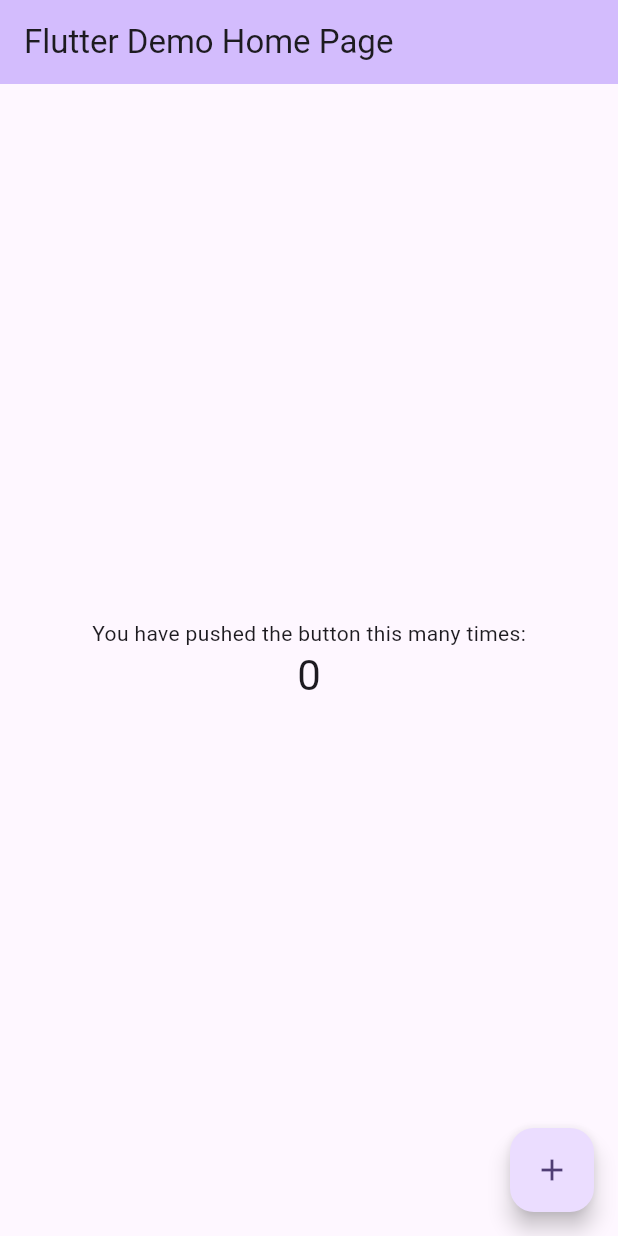
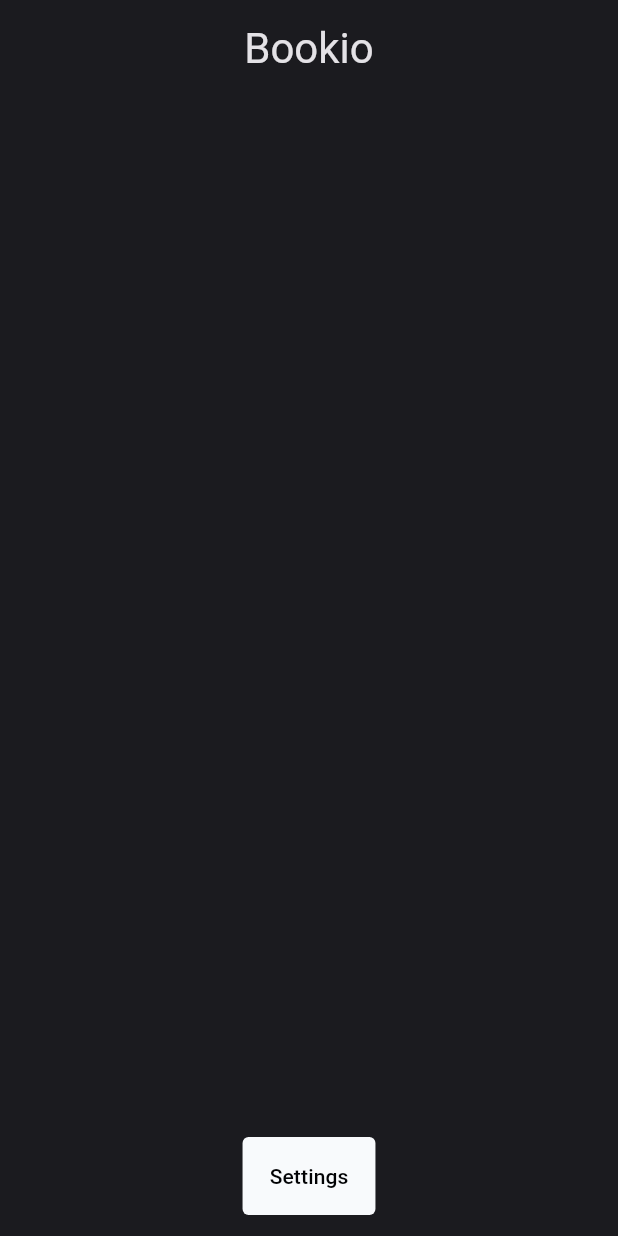
Before and after one commit to Awaddd/Flutter-rust-desktop, a Flutter app: the screen it shows after launch, on a phone screen of 412 x 824 dp. Run offline on Flutter 3.47's test engine with Material 2 defaults, Android fonts, the phone set to English and light mode, and no system bars; our stand-ins replace flutter_riverpod, go_router.

Commit message:
Add theme, state etc

```diff
--- /dev/null
+++ b/app/lib/components/atoms/button.dart
@@ -0,0 +1,47 @@
+import 'package:flutter/material.dart';
+import 'package:flutter_rust/utils/constants.dart';
+
+class Button extends StatelessWidget {
+  const Button({
+    super.key,
+    required this.text,
+    this.onPressed,
+    this.color,
+    this.icon,
+  });
+
+  final String text;
+  final void Function()? onPressed;
+  final Color? color;
+  final Icon? icon;
+
+  @override
+  Widget build(BuildContext context) {
+    if (icon != null) {
+      return FilledButton.icon(
+        onPressed: onPressed,
+        icon: icon!,
+        label: Text(text),
+        style: FilledButton.styleFrom(
+          padding: const EdgeInsets.symmetric(vertical: 16, horizontal: lg),
+          backgroundColor: color,
+          shape: const RoundedRectangleBorder(
+            borderRadius: BorderRadius.all(Radius.circular(xs)),
+          ),
+        ),
+      );
+    }
+
+    return FilledButton(
+      onPressed: onPressed,
+      style: FilledButton.styleFrom(
+        padding: const EdgeInsets.symmetric(vertical: 16, horizontal: lg),
+        backgroundColor: color,
+        shape: const RoundedRectangleBorder(
+          borderRadius: BorderRadius.all(Radius.circular(xs)),
+        ),
+      ),
+      child: Text(text),
+    );
+  }
+}
--- /dev/null
+++ b/app/lib/features/home/home.dart
@@ -0,0 +1,37 @@
+import 'package:flutter/material.dart';
+import 'package:flutter_rust/components/atoms/button.dart';
+import 'package:flutter_rust/utils/constants.dart';
+import 'package:go_router/go_router.dart';
+
+class Home extends StatelessWidget {
+  const Home({super.key});
+
+  @override
+  Widget build(BuildContext context) {
+    return Scaffold(
+      body: SafeArea(
+        child: Padding(
+          padding: const EdgeInsets.symmetric(vertical: md, horizontal: rl),
+          child: Column(
+            children: [
+              //
+              Row(
+                mainAxisAlignment: MainAxisAlignment.center,
+                children: [
+                  Text("Bookio", style: Theme.of(context).textTheme.headlineMedium),
+                ],
+              ),
+
+              const Spacer(),
+
+              Button(
+                onPressed: () => context.go('/settings'),
+                text: 'Settings',
+              ),
+            ],
+          ),
+        ),
+      ),
+    );
+  }
+}
--- /dev/null
+++ b/app/lib/features/settings/settings.dart
@@ -0,0 +1,22 @@
+import 'package:flutter/material.dart';
+import 'package:flutter_rust/utils/constants.dart';
+
+class Settings extends StatelessWidget {
+  const Settings({super.key});
+
+  @override
+  Widget build(BuildContext context) {
+    return const Scaffold(
+      body: SafeArea(
+        child: Padding(
+          padding: EdgeInsets.symmetric(vertical: md, horizontal: rl),
+          child: Column(
+            children: [
+              Text("Settings"),
+            ],
+          ),
+        ),
+      ),
+    );
+  }
+}
--- a/app/lib/main.dart
+++ b/app/lib/main.dart
@@ -1,125 +1,24 @@
 import 'package:flutter/material.dart';
+import 'package:flutter_riverpod/flutter_riverpod.dart';
+import 'package:flutter_rust/state/router.dart';
+import 'package:flutter_rust/utils/color_schemes.g.dart';
 
 void main() {
-  runApp(const MyApp());
+  runApp(const ProviderScope(child: MyApp()));
 }
 
-class MyApp extends StatelessWidget {
+class MyApp extends ConsumerWidget {
   const MyApp({super.key});
 
-  // This widget is the root of your application.
   @override
-  Widget build(BuildContext context) {
-    return MaterialApp(
-      title: 'Flutter Demo',
-      theme: ThemeData(
-        // This is the theme of your application.
-        //
-        // TRY THIS: Try running your application with "flutter run". You'll see
-        // the application has a blue toolbar. Then, without quitting the app,
-        // try changing the seedColor in the colorScheme below to Colors.green
-        // and then invoke "hot reload" (save your changes or press the "hot
-        // reload" button in a Flutter-supported IDE, or press "r" if you used
-        // the command line to start the app).
-        //
-        // Notice that the counter didn't reset back to zero; the application
-        // state is not lost during the reload. To reset the state, use hot
-        // restart instead.
-        //
-        // This works for code too, not just values: Most code changes can be
-        // tested with just a hot reload.
-        colorScheme: ColorScheme.fromSeed(seedColor: Colors.deepPurple),
-        useMaterial3: true,
-      ),
-      home: const MyHomePage(title: 'Flutter Demo Home Page'),
+  Widget build(BuildContext context, WidgetRef ref) {
+    final goRouter = ref.watch(goRouterProvider);
+
+    return MaterialApp.router(
+      title: 'Flutter Rust',
+      debugShowCheckedModeBanner: false,
+      routerConfig: goRouter,
+      theme: ThemeData(useMaterial3: true, colorScheme: colorScheme),
     );
   }
 }
-
-class MyHomePage extends StatefulWidget {
-  const MyHomePage({super.key, required this.title});
-
-  // This widget is the home page of your application. It is stateful, meaning
-  // that it has a State object (defined below) that contains fields that affect
-  // how it looks.
-
-  // This class is the configuration for the state. It holds the values (in this
-  // case the title) provided by the parent (in this case the App widget) and
-  // used by the build method of the State. Fields in a Widget subclass are
-  // always marked "final".
-
-  final String title;
-
-  @override
-  State<MyHomePage> createState() => _MyHomePageState();
-}
-
-class _MyHomePageState extends State<MyHomePage> {
-  int _counter = 0;
-
-  void _incrementCounter() {
-    setState(() {
-      // This call to setState tells the Flutter framework that something has
-      // changed in this State, which causes it to rerun the build method below
-      // so that the display can reflect the updated values. If we changed
-      // _counter without calling setState(), then the build method would not be
-      // called again, and so nothing would appear to happen.
-      _counter++;
-    });
-  }
-
-  @override
-  Widget build(BuildContext context) {
-    // This method is rerun every time setState is called, for instance as done
-    // by the _incrementCounter method above.
-    //
-    // The Flutter framework has been optimized to make rerunning build methods
-    // fast, so that you can just rebuild anything that needs updating rather
-    // than having to individually change instances of widgets.
-    return Scaffold(
-      appBar: AppBar(
-        // TRY THIS: Try changing the color here to a specific color (to
-        // Colors.amber, perhaps?) and trigger a hot reload to see the AppBar
-        // change color while the other colors stay the same.
-        backgroundColor: Theme.of(context).colorScheme.inversePrimary,
-        // Here we take the value from the MyHomePage object that was created by
-        // the App.build method, and use it to set our appbar title.
-        title: Text(widget.title),
-      ),
-      body: Center(
-        // Center is a layout widget. It takes a single child and positions it
-        // in the middle of the parent.
-        child: Column(
-          // Column is also a layout widget. It takes a list of children and
-          // arranges them vertically. By default, it sizes itself to fit its
-          // children horizontally, and tries to be as tall as its parent.
-          //
-          // Column has various properties to control how it sizes itself and
-          // how it positions its children. Here we use mainAxisAlignment to
-          // center the children vertically; the main axis here is the vertical
-          // axis because Columns are vertical (the cross axis would be
-          // horizontal).
-          //
-          // TRY THIS: Invoke "debug painting" (choose the "Toggle Debug Paint"
-          // action in the IDE, or press "p" in the console), to see the
-          // wireframe for each widget.
-          mainAxisAlignment: MainAxisAlignment.center,
-          children: <Widget>[
-            const Text(
-              'You have pushed the button this many times:',
-            ),
-            Text(
-              '$_counter',
-              style: Theme.of(context).textTheme.headlineMedium,
-            ),
-          ],
-        ),
-      ),
-      floatingActionButton: FloatingActionButton(
-        onPressed: _incrementCounter,
-        tooltip: 'Increment',
-        child: const Icon(Icons.add),
-      ), // This trailing comma makes auto-formatting nicer for build methods.
-    );
-  }
-}
--- /dev/null
+++ b/app/lib/router/router_config.dart
@@ -0,0 +1,8 @@
+// ignore_for_file: avoid_classes_with_only_static_members
+import 'package:flutter_rust/router/routes.dart';
+
+class Routes {
+  static Route home = Route(name: 'home', path: '/');
+  static TitleRoute conversations = TitleRoute(name: 'books', path: '/books', title: 'All Books');
+  static TitleRoute settings = TitleRoute(name: 'settings', path: '/settings', title: 'Settings');
+}
--- /dev/null
+++ b/app/lib/state/router.dart
@@ -0,0 +1,37 @@
+import 'package:flutter/material.dart';
+import 'package:flutter_riverpod/flutter_riverpod.dart';
+import 'package:flutter_rust/features/home/home.dart';
+import 'package:flutter_rust/features/settings/settings.dart';
+import 'package:flutter_rust/router/router_config.dart';
+import 'package:go_router/go_router.dart';
+
+final goRouterProvider = Provider((ref) {
+  final rootNavigatorKey = GlobalKey<NavigatorState>();
+  final shellNavigatorKey = GlobalKey<NavigatorState>();
+
+  return GoRouter(
+    navigatorKey: rootNavigatorKey,
+    routes: <RouteBase>[
+      ShellRoute(
+        navigatorKey: shellNavigatorKey,
+        builder: (BuildContext context, GoRouterState state, child) => child,
+        routes: [
+          GoRoute(
+            name: Routes.home.name,
+            path: Routes.home.path,
+            pageBuilder: (BuildContext context, GoRouterState state) {
+              return const NoTransitionPage(child: Home());
+            },
+          ),
+          GoRoute(
+            name: Routes.settings.name,
+            path: Routes.settings.path,
+            pageBuilder: (BuildContext context, GoRouterState state) {
+              return const NoTransitionPage(child: Settings());
+            },
+          ),
+        ],
+      ),
+    ],
+  );
+});
--- /dev/null
+++ b/app/lib/utils/constants.dart
@@ -0,0 +1,7 @@
+// spacing
+const xs = 4.0;
+const sm = 7.0;
+const md = 14.0;
+const lg = 18.0;
+const rl = 21.0;
+const xl = 30.0;
--- /dev/null
+++ b/app/lib/utils/utils.dart
@@ -0,0 +1 @@
+Future<void> guard(Function() callback, {String? errorMessage}) async {}
```
Also changed, not shown: app/lib/components/atoms/full_width_button.dart (added, +49 -0 lines), app/lib/components/atoms/full_width_input.dart (added, +40 -0 lines), app/lib/components/atoms/switch_wrapper.dart (added, +16 -0 lines), app/lib/components/atoms/text_area.dart (added, +35 -0 lines), app/lib/router/routes.dart (added, +19 -0 lines), app/lib/utils/extensions.dart (added, +41 -0 lines), app/lib/utils/input_decoration.dart (added, +51 -0 lines), app/lib/state/state.dart (added), app/lib/utils/color_schemes.g.dart (added).
